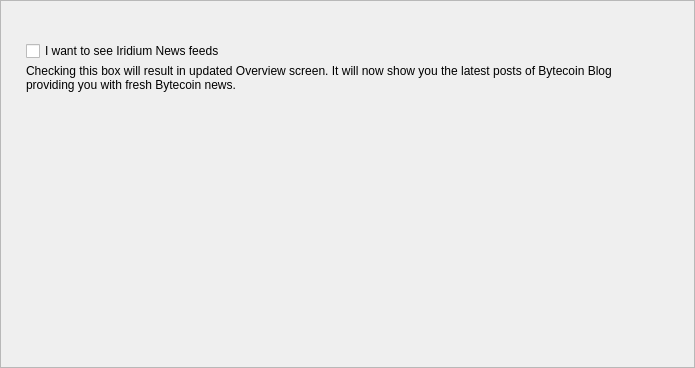
This is src/Gui/Options/PrivacyFrame.ui in iridiumdev/Iridium-IRD-wallet as Qt 5 draws it before an edit. The edited form follows.
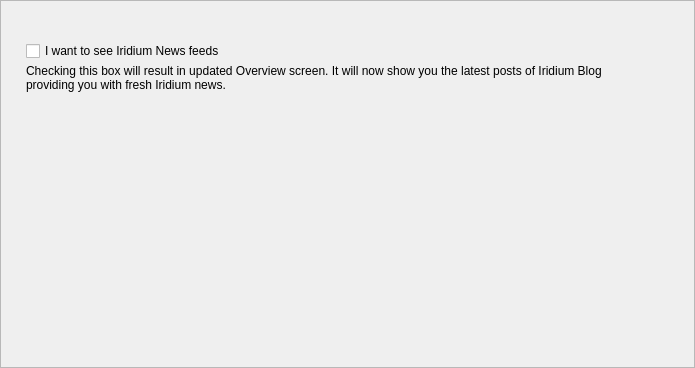
This is the edited form. Custom widgets are drawn as their Qt base class.

```diff
--- a/src/Gui/Options/PrivacyFrame.ui
+++ b/src/Gui/Options/PrivacyFrame.ui
@@ -84,7 +84,7 @@
       <item alignment="Qt::AlignTop">
        <widget class="WalletGui::WalletSmallGrayTextLabel" name="m_embeddedHelperLabel">
         <property name="text">
-         <string>Checking this box will result in updated Overview screen. It will now show you the latest posts of Bytecoin Blog providing you with fresh Bytecoin news.</string>
+         <string>Checking this box will result in updated Overview screen. It will now show you the latest posts of Iridium Blog providing you with fresh Iridium news.</string>
         </property>
         <property name="alignment">
          <set>Qt::AlignLeading|Qt::AlignLeft|Qt::AlignTop</set>
```
